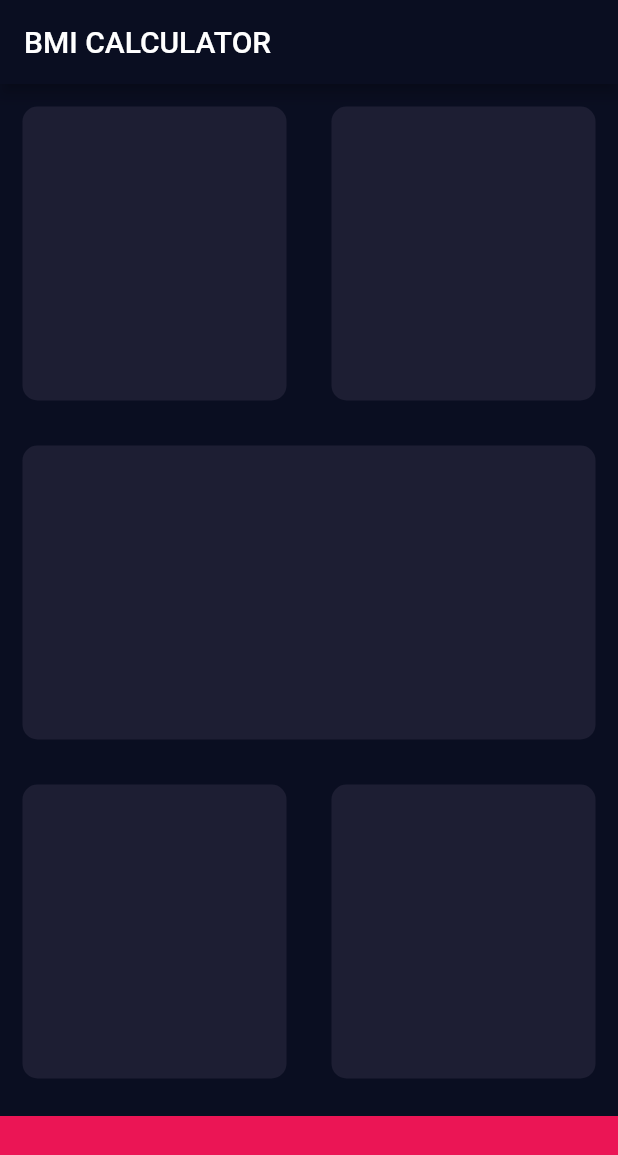
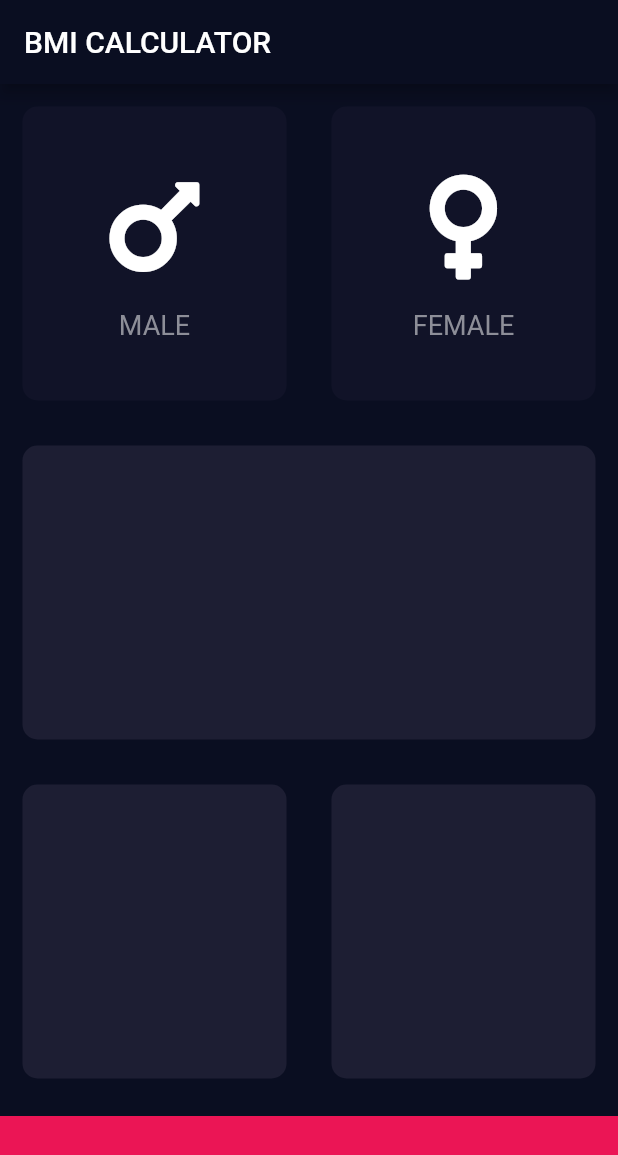
Before and after one commit to a-tiny-developer/bmi_calculator_flutter, a Flutter app: the screen it shows after launch, on a phone screen of 412 x 824 dp. Shown: the top 1155 px of the screen. Run offline on Flutter 3.47's test engine with Material 2 defaults, Android fonts, the phone set to English and light mode, and no system bars; our stand-ins replace font_awesome_flutter.

Commit message:
custom widgets, gesture detector and enums

```diff
--- /dev/null
+++ b/lib/models/gender.dart
@@ -0,0 +1 @@
+enum Sex { male, female }
--- /dev/null
+++ b/lib/models/models.dart
@@ -0,0 +1 @@
+export 'gender.dart';
--- a/lib/screens/home.dart
+++ b/lib/screens/home.dart
@@ -1,6 +1,8 @@
+import 'package:flutter/material.dart';
+import 'package:font_awesome_flutter/font_awesome_flutter.dart';
+
+import 'package:bmi_calculator_flutte/models/models.dart';
 import 'package:bmi_calculator_flutte/theme/app_theme.dart';
-import 'package:flutter/material.dart';
-
 import 'package:bmi_calculator_flutte/widgets/widgets.dart';
 
 class HomeScreen extends StatefulWidget {
@@ -11,6 +13,23 @@ class HomeScreen extends StatefulWidget {
 }
 
 class _HomeScreenState extends State<HomeScreen> {
+  Color maleCardColour = AppTheme.inactiveCardColour;
+  Color femaleCardColour = AppTheme.inactiveCardColour;
+
+  void updateColour(Sex sex) {
+    switch (sex) {
+      case Sex.male:
+        maleCardColour = AppTheme.activeCardColour;
+        femaleCardColour = AppTheme.inactiveCardColour;
+        break;
+      case Sex.female:
+        maleCardColour = AppTheme.inactiveCardColour;
+        femaleCardColour = AppTheme.activeCardColour;
+        break;
+      default:
+    }
+  }
+
   @override
   Widget build(BuildContext context) {
     return Scaffold(
@@ -21,27 +40,59 @@ class _HomeScreenState extends State<HomeScreen> {
         children: [
           Expanded(
             child: Row(
-              children: const [
+              children: [
                 Expanded(
-                  child: BaseCard(),
+                  child: GestureDetector(
+                    onTap: () {
+                      setState(() {
+                        updateColour(Sex.male);
+                      });
+                    },
+                    child: BaseCard(
+                      color: maleCardColour,
+                      child: const IconContent(
+                        iconData: FontAwesomeIcons.mars,
+                        label: 'MALE',
+                      ),
+                    ),
+                  ),
                 ),
                 Expanded(
-                  child: BaseCard(),
+                  child: GestureDetector(
+                    onTap: () {
+                      setState(() {
+                        updateColour(Sex.female);
+                      });
+                    },
+                    child: BaseCard(
+                      color: femaleCardColour,
+                      child: const IconContent(
+                        iconData: FontAwesomeIcons.venus,
+                        label: 'FEMALE',
+                      ),
+                    ),
+                  ),
                 ),
               ],
             ),
           ),
-          const Expanded(
-            child: BaseCard(),
+          Expanded(
+            child: BaseCard(
+              child: Container(),
+            ),
           ),
           Expanded(
             child: Row(
-              children: const [
+              children: [
                 Expanded(
-                  child: BaseCard(),
+                  child: BaseCard(
+                    child: Container(),
+                  ),
                 ),
                 Expanded(
-                  child: BaseCard(),
+                  child: BaseCard(
+                    child: Container(),
+                  ),
                 ),
               ],
             ),
--- a/lib/theme/app_theme.dart
+++ b/lib/theme/app_theme.dart
@@ -3,7 +3,9 @@ import 'package:flutter/material.dart';
 class AppTheme {
   static const primaryColor = Color(0XFF0A0E21);
   static const activeCardColour = Color(0XFF1D1E33);
+  static const inactiveCardColour = Color(0XFF111328);
   static const bottomContainerColour = Color(0XFFEB1555);
+  static const textColor = Color(0xFF8D8E98);
 
   static final ThemeData darkTheme = ThemeData.dark().copyWith(
     primaryColor: primaryColor,
@@ -11,12 +13,13 @@ class AppTheme {
     appBarTheme: const AppBarTheme(
       backgroundColor: primaryColor,
     ),
-    // textTheme: darkTextTheme,
+    textTheme: darkTextTheme,
   );
 
-  // static const TextTheme darkTextTheme = TextTheme(
-  //   bodyText1: TextStyle(
-  //     color: Colors.white,
-  //   ),
-  // );
+  static const TextTheme darkTextTheme = TextTheme(
+    headline4: TextStyle(
+      fontSize: 18,
+      color: textColor
+    ),
+  );
 }
--- a/lib/widgets/base_card.dart
+++ b/lib/widgets/base_card.dart
@@ -5,9 +5,11 @@ class BaseCard extends StatelessWidget {
   const BaseCard({
     Key? key,
     this.color = AppTheme.activeCardColour,
+    required this.child,
   }) : super(key: key);
 
   final Color color;
+  final Widget child;
 
   @override
   Widget build(BuildContext context) {
@@ -17,6 +19,7 @@ class BaseCard extends StatelessWidget {
         borderRadius: BorderRadius.circular(10),
         color: color,
       ),
+      child: child,
     );
   }
 }
--- /dev/null
+++ b/lib/widgets/icon_content.dart
@@ -0,0 +1,32 @@
+import 'package:flutter/material.dart';
+
+class IconContent extends StatelessWidget {
+  const IconContent({
+    Key? key,
+    required this.iconData,
+    required this.label,
+  }) : super(key: key);
+
+  final IconData iconData;
+  final String label;
+
+  @override
+  Widget build(BuildContext context) {
+    return Column(
+      mainAxisAlignment: MainAxisAlignment.center,
+      children: [
+        Icon(
+          iconData,
+          size: 80,
+        ),
+        const SizedBox(
+          height: 15,
+        ),
+        Text(
+          label,
+          style: Theme.of(context).textTheme.headline4,
+        )
+      ],
+    );
+  }
+}
--- a/lib/widgets/widgets.dart
+++ b/lib/widgets/widgets.dart
@@ -1 +1,2 @@
 export 'base_card.dart';
+export 'icon_content.dart';
--- a/pubspec.yaml
+++ b/pubspec.yaml
@@ -34,6 +34,7 @@ dependencies:
   # The following adds the Cupertino Icons font to your application.
   # Use with the CupertinoIcons class for iOS style icons.
   cupertino_icons: ^1.0.2
+  font_awesome_flutter: ^9.2.0
 
 dev_dependencies:
   flutter_test:
```
Also changed, not shown: pubspec.lock.
